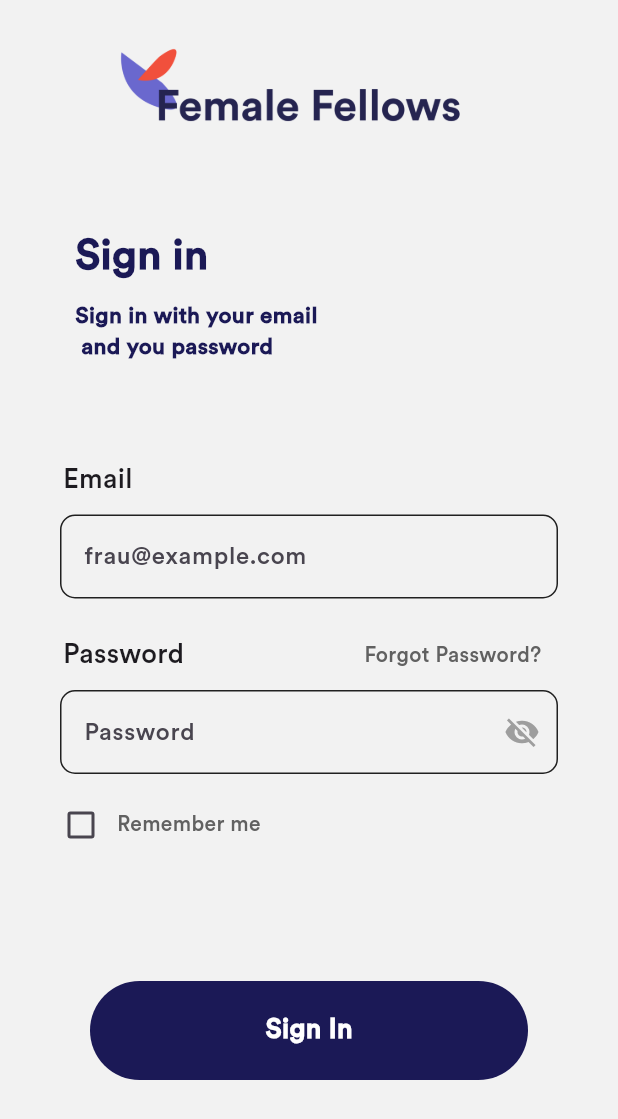
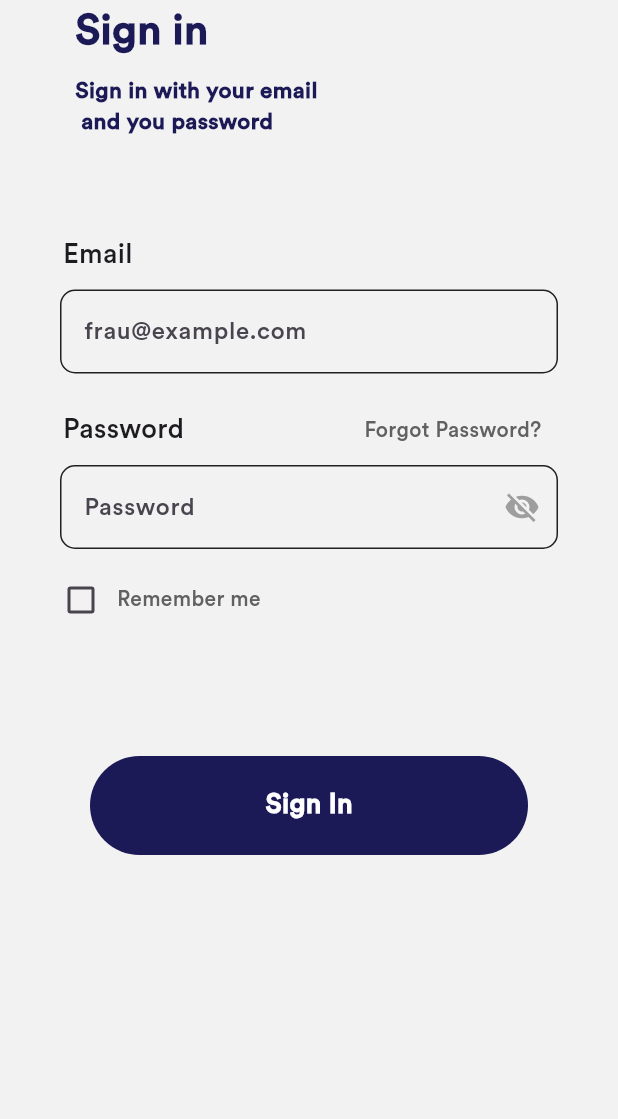
Before and after one commit to Trinistar/female_fellows, a Flutter app: the screen it shows after launch, after a tap on "Skip", after a tap on "Get started", on a phone screen of 412 x 824 dp. Shown: the top 1119 px of the screen. Run offline on Flutter 3.47's test engine with Material 2 defaults, Android fonts, the phone set to English and light mode, and no system bars; our stand-ins replace date_format, firebase_auth, firebase_core, smooth_page_indicator; accounts and stored records are empty; generated files the repository leaves out were written again.

Commit message:
fixed login and routing for pages

```diff
--- a/lib/pages/Onboarding/onboarding_end.dart
+++ b/lib/pages/Onboarding/onboarding_end.dart
@@ -1,7 +1,7 @@
 import 'package:flutter/material.dart';
 import 'package:vs_femalefellows/components/login_button.dart';
+import 'package:vs_femalefellows/pages/authentication_pages/authLogin.dart';
 import 'package:vs_femalefellows/pages/authentication_pages/authentication_entry.dart';
-import 'package:vs_femalefellows/pages/toggle_page.dart';
 import 'package:flutter_gen/gen_l10n/app_localizations.dart';
 
 class Page5 extends StatelessWidget {
@@ -40,7 +40,7 @@ class Page5 extends StatelessWidget {
                       context,
                       MaterialPageRoute(
                         builder: (context) {
-                          return TogglePage();
+                          return AuthLoginPage();
                         },
                       ),
                     );
--- a/lib/pages/auth_page.dart
+++ b/lib/pages/auth_page.dart
@@ -1,7 +1,8 @@
 import 'package:firebase_auth/firebase_auth.dart';
 import 'package:flutter/material.dart';
+import 'package:vs_femalefellows/pages/authentication_pages/authLogin.dart';
 import 'package:vs_femalefellows/pages/home_page.dart';
-import 'package:vs_femalefellows/pages/toggle_page.dart';
+
 
 
 class Authpage extends StatelessWidget {
@@ -18,7 +19,7 @@ class Authpage extends StatelessWidget {
         }
         // user is not logged in
         else{
-          return TogglePage();
+          return AuthLoginPage();
         }
 
       }),
--- a/lib/pages/authentication_pages/authentication_entry.dart
+++ b/lib/pages/authentication_pages/authentication_entry.dart
@@ -9,7 +9,7 @@ import 'package:vs_femalefellows/pages/authentication_pages/authentication_notif
 import 'package:vs_femalefellows/pages/authentication_pages/authentication_place.dart';
 import 'package:vs_femalefellows/pages/authentication_pages/authentication_safety.dart';
 import 'package:vs_femalefellows/pages/authentication_pages/authentication_who.dart';
-import 'package:vs_femalefellows/pages/toggle_page.dart';
+
 
 class Authentry extends StatefulWidget {
   const Authentry({super.key});
@@ -46,7 +46,7 @@ class _AuthentryState extends State<Authentry> {
                   child: Image.asset('lib/images/FF-Logo_blau-1.png',
                       height: 80, alignment: Alignment(0, -0.8)),
                 ),
-                Padding(
+          onLastPage?Container():  Padding(
                   padding: const EdgeInsets.only(
                     top: 15,
                     left: 50,
@@ -116,15 +116,11 @@ class _AuthentryState extends State<Authentry> {
                   ),
                   GestureDetector(
                     onTap: () {
-                      if (_controller.page == 6) {
-                        Navigator.of(context).push(MaterialPageRoute(
-                          builder: (context) => TogglePage(),
-                        ));
-                      } else {
+
                         _controller.nextPage(
                             duration: Duration(microseconds: 500),
                             curve: Curves.easeIn);
-                      }
+
                     },
                     child: Text('Next'),
                   ),
--- a/lib/pages/authentication_pages/login_page.dart
+++ /dev/null
@@ -1,256 +0,0 @@
-import 'package:firebase_auth/firebase_auth.dart';
-import 'package:flutter/material.dart';
-import 'package:vs_femalefellows/components/login_button.dart';
-import 'package:vs_femalefellows/components/text_bar.dart';
-import 'package:flutter_gen/gen_l10n/app_localizations.dart';
-import 'package:vs_femalefellows/pages/home_page.dart';
-import 'package:shared_preferences/shared_preferences.dart';
-
-class LoginPage extends StatefulWidget {
-  final Function()? onTap;
-  const LoginPage({super.key, required this.onTap});
-
-  @override
-  State<LoginPage> createState() => _LoginPageState();
-}
-
-class _LoginPageState extends State<LoginPage> {
-  //text editing controller
-  final emailController = TextEditingController();
-
-  final passwordController = TextEditingController();
-
-
-  //sign User IN
-  void signUserIn() async {
-    showDialog(
-      context: context,
-      builder: (context) {
-        return const Center(
-          child: CircularProgressIndicator(),
-        );
-      },
-    );
-    try {
-      await FirebaseAuth.instance.signInWithEmailAndPassword(
-        email: emailController.text,
-        password: passwordController.text,
-      );
-      // pop Loading circle
-      Navigator.pop(context);
-    } on FirebaseAuthException catch (e) {
-      // pop Loading circle
-      Navigator.pop(context);
-
-      //show error message
-      showErroMessage(e.code);
-    }
-    Navigator.of(context)
-        .push(MaterialPageRoute(builder: (context) => Homepage()));
-  }
-
-  // Error Messages
-  void showErroMessage(String message) {
-    showDialog(
-      context: context,
-      builder: (context) {
-        return AlertDialog(
-          backgroundColor: Colors.pink.shade100,
-          title: Center(
-              child: Text(
-            message,
-            style: const TextStyle(
-              color: Colors.black87,
-            ),
-          )),
-        );
-      },
-    );
-  }
-
-  // bool for Passwordicon
-  bool isPasswordVisible = false;
-
-  //bool for Remember me Checkbox
-  bool isChecked = false;
-
-  @override
-  Widget build(BuildContext context) {
-    return Scaffold(
-      resizeToAvoidBottomInset: false,
-      backgroundColor: Color.fromRGBO(242, 242, 242, 1),
-      body: Column(
-        children: [
-          Container(
-            height: 150,
-            width: 1000,
-            color: Color.fromRGBO(242, 242, 242, 1),
-            child: Column(
-              crossAxisAlignment: CrossAxisAlignment.start,
-              mainAxisAlignment: MainAxisAlignment.start,
-              children: [
-                Padding(
-                  padding: const EdgeInsets.only(left: 60, top: 25),
-                  child: Image.asset('lib/images/FF-Logo_blau-1.png',
-                      height: 80, alignment: Alignment(0, -0.8)),
-                ),
-              ],
-            ),
-          ),
-          SingleChildScrollView(
-            child: Expanded(
-              child: Column(
-                crossAxisAlignment: CrossAxisAlignment.start,
-                mainAxisAlignment: MainAxisAlignment.start,
-                children: [
-                  Padding(
-                    padding: const EdgeInsets.only(left: 50),
-                    child: Text(
-                      AppLocalizations.of(context)!.loginPageTitle,
-                      style: TextStyle(
-                        color: Color.fromRGBO(27, 25, 86, 1),
-                        fontSize: 28,
-                        fontWeight: FontWeight.bold,
-                      ),
-                    ),
-                  ),
-                  SizedBox(
-                    height: 10,
-                  ),
-                  Padding(
-                    padding: const EdgeInsets.only(left: 50),
-                    child: Text(
-                      AppLocalizations.of(context)!.loginPageBody,
-                      style: TextStyle(
-                        color: Color.fromRGBO(27, 25, 86, 1),
-                        fontSize: 15,
-                        fontWeight: FontWeight.bold,
-                      ),
-                    ),
-                  ),
-
-                  SizedBox(
-                    height: 40,
-                  ),
-                  SizedBox(height: 25),
-                  //username Textfield
-                  Padding(
-                    padding: const EdgeInsets.symmetric(horizontal: 42),
-                    child: Row(
-                      children: [
-                        Text(
-                          'Email',
-                          style: TextStyle(
-                            fontSize: 18,
-                          ),
-                        ),
-                        SizedBox(
-                          width: 20,
-                        )
-                      ],
-                    ),
-                  ),
-                  SizedBox(height: 10),
-                  TextBar(
-                    controller: emailController,
-                    hintText: 'frau@example.com',
-                    obscureText: false,
-                  ),
-                  SizedBox(height: 25),
-                  Padding(
-                    padding: const EdgeInsets.symmetric(horizontal: 42),
-                    child: Row(
-                      children: [
-                        Text(
-                          'Password',
-                          style: TextStyle(
-                            fontSize: 18,
-                          ),
-                        ),
-                        SizedBox(
-                          width: 120,
-                        ),
-                        Text(
-                          'Forgot Password?',
-                          style: TextStyle(
-                            color: Colors.grey.shade700,
-                          ),
-                        ),
-                      ],
-                    ),
-                  ),
-                  SizedBox(height: 10),
-                  Padding(
-                    padding: const EdgeInsets.symmetric(horizontal: 40.0),
-                    child: TextField(
-                      controller: passwordController,
-                      obscureText: !isPasswordVisible,
-                      decoration: InputDecoration(
-                        enabledBorder: OutlineInputBorder(
-                          borderSide: BorderSide(color: Colors.black87),
-                          // borderRadius: BorderRadius.only(topLeft:Radius.circular(20),),
-                          borderRadius: BorderRadius.circular(10),
-                        ),
-                        focusedBorder: OutlineInputBorder(
-                          borderSide: BorderSide(
-                            color: Color.fromRGBO(27, 25, 86, 1),
-                            width: 2,
-                          ),
-                          borderRadius: BorderRadius.circular(10),
-                        ),
-                        fillColor: Color.fromRGBO(242, 242, 242, 1),
-                        filled: true,
-                        hintText: 'Password',
-                        suffixIcon: IconButton(
-                          onPressed: () => (),
-                          icon: Icon(
-                            isPasswordVisible
-                                ? Icons.visibility
-                                : Icons.visibility_off,
-                            color: Colors.grey,
-                          ),
-                        ),
-                      ),
-                    ),
-                  ),
-                  SizedBox(
-                    height: 10,
-                  ),
-                  Padding(
-                    padding: const EdgeInsets.only(left: 30),
-                    child: Row(
-                      children: [
-                        Checkbox(
-                          value: isChecked,
-                          onChanged: (bool? newValue) {
-                            setState(() {
-                              isChecked = newValue!;
-                            });
-                          },
-                        ),
-                        Text(
-                          'Remember me',
-                          style: TextStyle(color: Colors.grey.shade700),
-                        ),
-                        SizedBox(
-                          width: 20,
-                        ),
-                      ],
-                    ),
-                  ),
-                  SizedBox(
-                    height: 80,
-                  ),
-                  LoginButton(
-                    text: 'Sign In',
-                    onTap: signUserIn,
-                  ),
-                ],
-              ),
-            ),
-          ),
-        ],
-      ),
-    );
-  }
-}
--- a/lib/pages/home_page.dart
+++ b/lib/pages/home_page.dart
@@ -1,5 +1,6 @@
 import 'package:firebase_auth/firebase_auth.dart';
 import 'package:flutter/material.dart';
+
 
 class Homepage extends StatelessWidget {
   Homepage({super.key});
--- a/lib/pages/toggle_page.dart
+++ /dev/null
@@ -1,34 +0,0 @@
-import 'package:flutter/material.dart';
-import 'package:vs_femalefellows/pages/authentication_pages/login_page.dart';
-import 'package:vs_femalefellows/pages/register_page.dart';
-
-class TogglePage extends StatefulWidget {
-  const TogglePage({super.key});
-
-  @override
-  State<TogglePage> createState() => _TogglePageState();
-}
-
-class _TogglePageState extends State<TogglePage> {
-  //show LoginPage
-  bool shoLoginPage = true;
-  //toggle between Pages
-  void togglePages() {
-    setState(() {
-      shoLoginPage = !shoLoginPage;
-    });
-  }
-
-  @override
-  Widget build(BuildContext context) {
-    if (shoLoginPage) {
-      return LoginPage(
-        onTap: togglePages,
-      );
-    } else {
-      return RegisterPage(
-        onTap: togglePages,
-      );
-    }
-  }
-}
--- a/lib/services/auth_service.dart
+++ /dev/null
@@ -1,19 +0,0 @@
-import 'package:firebase_auth/firebase_auth.dart';
-import 'package:google_sign_in/google_sign_in.dart';
-
-class Authservice{
-
-  signInWithGoogle()async{
-    final GoogleSignInAccount? googleUSer = await GoogleSignIn().signIn();
-
-    final GoogleSignInAuthentication googleAuth = await googleUSer!.authentication;
-
-    final credential = GoogleAuthProvider.credential(
-      accessToken: googleAuth.accessToken,
-      idToken: googleAuth.accessToken,
-    );
-
-    //sign in with Google
-    return await FirebaseAuth.instance.signInWithCredential(credential);
-  }
-}
```
